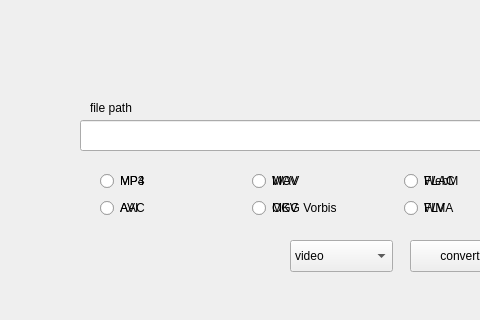
Before: the Qt Designer form video_file_converter/mainwindow.ui in Fabian-Schneider01/media-file-converter, drawn with Qt 5; both pictures show x 0 to 480 and y 0 to 320 of the 800 by 600 pixel window.
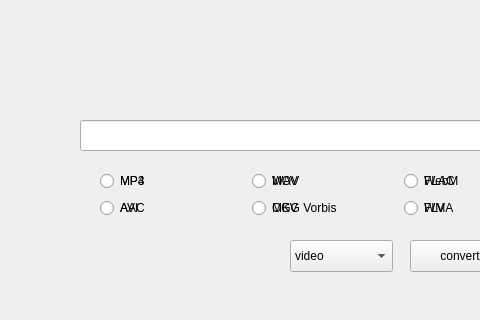
After: the same form once the commit is applied.

Patch:
```diff
--- a/video_file_converter/mainwindow.ui
+++ b/video_file_converter/mainwindow.ui
@@ -37,19 +37,6 @@
      <string>convert</string>
     </property>
    </widget>
-   <widget class="QLabel" name="label">
-    <property name="geometry">
-     <rect>
-      <x>90</x>
-      <y>100</y>
-      <width>58</width>
-      <height>16</height>
-     </rect>
-    </property>
-    <property name="text">
-     <string>file path</string>
-    </property>
-   </widget>
    <widget class="QPushButton" name="openFolder">
     <property name="geometry">
      <rect>
```
Left out of the diff: 16 changed lines with no effect on the pictures.
